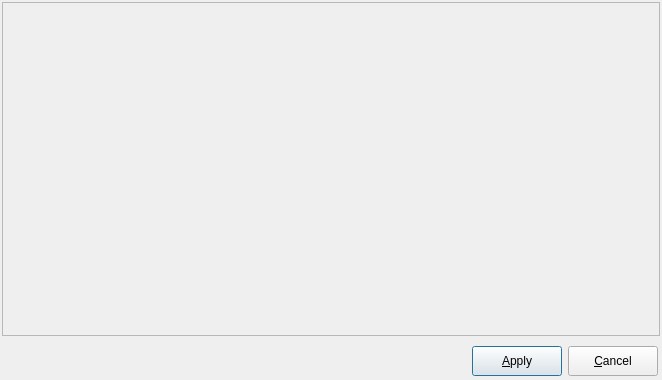
The window that libpgmodeler_ui/ui/baseform.ui (pgmodeler/pgmodeler) describes before a commit, drawn with Qt 5.
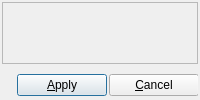
The same window after the commit. Icons and pictures are not drawn.

```diff
--- a/libpgmodeler_ui/ui/baseform.ui
+++ b/libpgmodeler_ui/ui/baseform.ui
@@ -9,13 +9,13 @@
    <rect>
     <x>0</x>
     <y>0</y>
-    <width>662</width>
-    <height>380</height>
+    <width>200</width>
+    <height>100</height>
    </rect>
   </property>
   <property name="minimumSize">
    <size>
-    <width>250</width>
+    <width>200</width>
     <height>100</height>
    </size>
   </property>
@@ -41,12 +41,6 @@
    </property>
    <item row="0" column="0">
     <widget class="QStackedWidget" name="generalwidget_wgt">
-     <property name="minimumSize">
-      <size>
-       <width>0</width>
-       <height>40</height>
-      </size>
-     </property>
      <property name="frameShape">
       <enum>QFrame::StyledPanel</enum>
      </property>
@@ -99,17 +93,11 @@
         <item row="0" column="0">
          <widget class="QLabel" name="label">
           <property name="sizePolicy">
-           <sizepolicy hsizetype="Fixed" vsizetype="Fixed">
+           <sizepolicy hsizetype="Expanding" vsizetype="Fixed">
             <horstretch>0</horstretch>
             <verstretch>0</verstretch>
            </sizepolicy>
           </property>
-          <property name="minimumSize">
-           <size>
-            <width>127</width>
-            <height>30</height>
-           </size>
-          </property>
           <property name="styleSheet">
            <string notr="true"/>
           </property>
@@ -124,10 +112,10 @@
           </property>
          </widget>
         </item>
-        <item row="0" column="2">
+        <item row="0" column="1">
          <widget class="QPushButton" name="apply_ok_btn">
           <property name="sizePolicy">
-           <sizepolicy hsizetype="Preferred" vsizetype="Preferred">
+           <sizepolicy hsizetype="Preferred" vsizetype="Fixed">
             <horstretch>0</horstretch>
             <verstretch>0</verstretch>
            </sizepolicy>
@@ -171,10 +159,10 @@
           </property>
          </widget>
         </item>
-        <item row="0" column="3">
+        <item row="0" column="2">
          <widget class="QPushButton" name="cancel_btn">
           <property name="sizePolicy">
-           <sizepolicy hsizetype="Preferred" vsizetype="Preferred">
+           <sizepolicy hsizetype="Preferred" vsizetype="Fixed">
             <horstretch>0</horstretch>
             <verstretch>0</verstretch>
            </sizepolicy>
@@ -218,19 +206,6 @@
           </property>
          </widget>
         </item>
-        <item row="0" column="1">
-         <spacer name="horizontalSpacer">
-          <property name="orientation">
-           <enum>Qt::Horizontal</enum>
-          </property>
-          <property name="sizeHint" stdset="0">
-           <size>
-            <width>40</width>
-            <height>20</height>
-           </size>
-          </property>
-         </spacer>
-        </item>
        </layout>
       </item>
      </layout>
```
